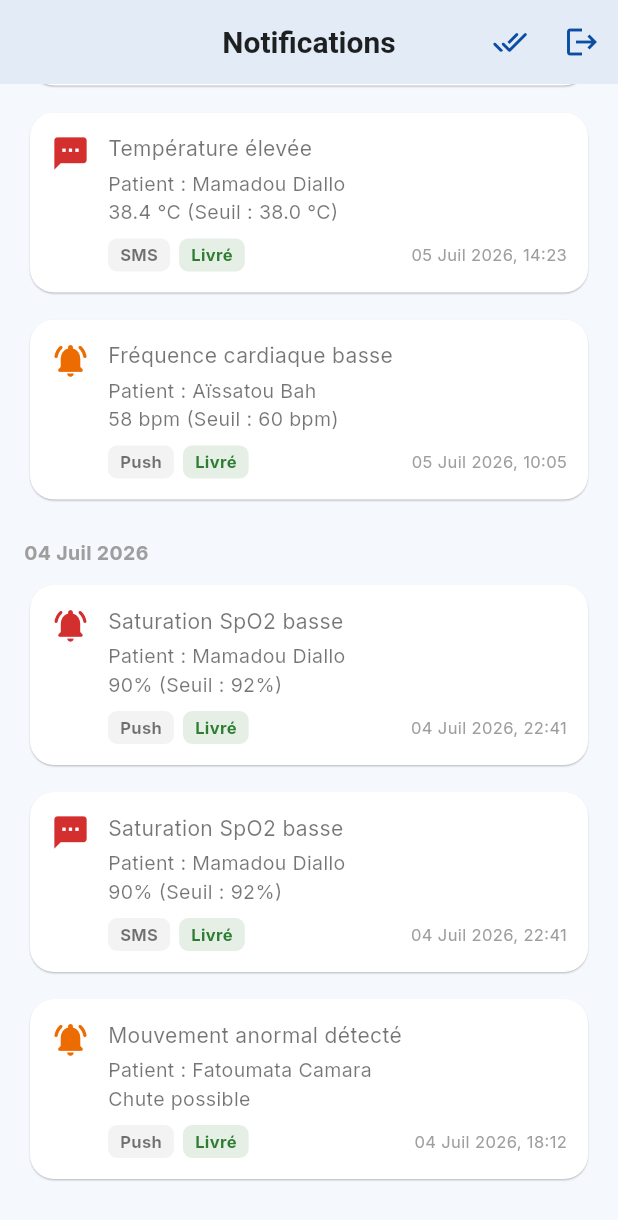
After one commit to MamadouSamba70/wallan_-kip, a Flutter app: the NotificationsScreen screen opened by its route, scrolled down 170 dp, after a tap on the "done all" icon, on a phone screen of 412 x 824 dp. The commit adds this screen. Shown: the top 1220 px of the screen. Run offline on Flutter 3.47's test engine with Material 3 defaults, Android fonts, the phone set to English and light mode, and no system bars; our stand-ins replace flutter_riverpod, go_router, google_fonts.

Commit message:
S3: NotificationsScreen + badge RelativeDashboard (miroir AlertNotificationLog)

```diff
--- /dev/null
+++ b/frontend/devtools_options.yaml
@@ -0,0 +1,3 @@
+description: This file stores settings for Dart & Flutter DevTools.
+documentation: https://docs.flutter.dev/tools/devtools/extensions#configure-extension-enablement-states
+extensions:
--- a/frontend/lib/core/router/app_router.dart
+++ b/frontend/lib/core/router/app_router.dart
@@ -6,8 +6,10 @@ import '../../features/auth/presentation/screens/splash_screen.dart';
 import '../../features/admin/presentation/screens/admin_dashboard.dart';
 import '../../features/patients/presentation/screens/patient_dashboard.dart';
 import '../../features/relatives/presentation/screens/relative_dashboard.dart';
+import '../../features/alerts/presentation/screens/notifications_screen.dart'; // Semaine 3 : Notifications Proche
 import '../../features/alerts/presentation/screens/alert_screen.dart';    // Semaine 2 : remplace alerts_overview_screen.dart
 import '../../features/alerts/presentation/screens/sos_screen.dart';      // Semaine 2 : nouvel écran Urgence SOS
+
 
 /// Configuration centralisée de la navigation de l'application Wallan.
 /// Utilise la bibliothèque go_router pour gérer l'historique et les chemins URL.
@@ -60,6 +62,7 @@ class AppRouter {
 
       // Route pour l'écran Alertes (Semaine 2 : version fonctionnelle avec
       // ListView.builder et données simulées, remplace la maquette de S1)
+
       GoRoute(
         path: '/alerts',                                              // URL affichée dans l'app pour cet écran
         builder: (context, state) => const AlertScreen(),               // Widget construit quand on visite "/alerts"
@@ -70,6 +73,12 @@ class AppRouter {
         path: '/sos',                                                  // URL affichée dans l'app pour cet écran
         builder: (context, state) => const SosScreen(),                  // Widget construit quand on visite "/sos"
       ),
+
+      // Route pour l'écran Notifications de l'espace Proche (Semaine 3)
+      GoRoute(
+        path: '/relative/notifications',
+        builder: (context, state) => const NotificationsScreen(),
+      ),
     ],
   );
 }
--- /dev/null
+++ b/frontend/lib/features/alerts/presentation/screens/notification_log.dart
@@ -0,0 +1,78 @@
+import 'alert_repository.dart'; // Dépôt partagé (AlertItem + AlertRepository)
+
+/// Canal d'envoi d'une notification, en miroir de l'ENUM `channel` de la
+/// table AlertNotificationLog du Plan de Travail (section 3.5) : sms / push.
+enum NotificationChannel { sms, push }
+
+/// Statut de livraison, en miroir de l'ENUM `status` de la même table :
+/// sent / failed / delivered.
+enum NotificationDeliveryStatus { sent, failed, delivered }
+
+/// Représente une ligne simulée de la table AlertNotificationLog, en
+/// attendant les vrais endpoints POST /api/notifications/sms/ et
+/// POST /api/notifications/push/ (prévus Semaine 4, module backend de
+/// Fatima) et le futur GET /api/notifications/ (historique, Semaine 5).
+///
+/// Contrairement à AlertItem (qui représente l'ALERTE elle-même, déjà
+/// géré par AlertRepository), ceci représente l'ENVOI de cette alerte à
+/// un destinataire par un canal donné : une même alerte critique peut
+/// donc produire plusieurs lignes (ex: une notification push ET un SMS).
+class NotificationLogEntry {
+  final AlertItem alert; // L'alerte à l'origine de cette notification (FK alert_id)
+  final NotificationChannel channel; // sms ou push
+  final NotificationDeliveryStatus status; // sent / failed / delivered
+  final String sentAt; // Date d'envoi (recipient_user_id omis : un seul proche simulé pour l'instant)
+
+  const NotificationLogEntry({
+    required this.alert,
+    required this.channel,
+    required this.status,
+    required this.sentAt,
+  });
+
+  /// Clé unique simulée (en attendant un vrai id renvoyé par l'API), utilisée
+  /// par NotificationsController pour suivre l'état lu/non lu par entrée.
+  String get key => '${alert.date}__${alert.title}__${alert.patient}__${channel.name}';
+}
+
+/// Dérive la liste simulée des notifications envoyées à partir des alertes
+/// du dépôt partagé AlertRepository.
+///
+/// Règle de simulation (en attendant la vraie logique backend Semaine 4) :
+/// - Chaque alerte génère toujours une notification push.
+/// - Une alerte CRITIQUE génère en plus une notification SMS (canal de
+///   secours pour les urgences, cohérent avec le principe du bracelet
+///   Wallan : alerter même sans connexion internet via SMS).
+/// - Le statut est simulé de façon déterministe (pas aléatoire) pour que
+///   la démo du vendredi reste reproductible : push = toujours "delivered",
+///   sms = "delivered" sur les alertes d'indice pair, "failed" sur les
+///   alertes d'indice impair (afin d'illustrer les 3 statuts possibles).
+class NotificationLog {
+  NotificationLog._(); // Constructeur privé : classe utilitaire, non instanciable
+
+  static List<NotificationLogEntry> deriveFrom(List<AlertItem> alerts) {
+    final entries = <NotificationLogEntry>[];
+    for (var i = 0; i < alerts.length; i++) {
+      final alert = alerts[i];
+
+      // Notification push : toujours envoyée, toujours "delivered" (simulation).
+      entries.add(NotificationLogEntry(
+        alert: alert,
+        channel: NotificationChannel.push,
+        status: NotificationDeliveryStatus.delivered,
+        sentAt: alert.date,
+      ));
+
+      // Notification SMS : uniquement pour les alertes critiques.
+      if (alert.isCritical) {
+        entries.add(NotificationLogEntry(
+          alert: alert,
+          channel: NotificationChannel.sms,
+          status: i.isEven ? NotificationDeliveryStatus.delivered : NotificationDeliveryStatus.failed,
+          sentAt: alert.date,
+        ));
+      }
+    }
+    return entries;
+  }
+}
--- /dev/null
+++ b/frontend/lib/features/alerts/presentation/screens/notifications_controller.dart
@@ -0,0 +1,69 @@
+import 'package:flutter/foundation.dart';                                // Fournit ValueNotifier (état observable léger)
+import '../../../alerts/presentation/screens/alert_repository.dart';     // Dépôt partagé (AlertItem + AlertRepository)
+import 'notification_log.dart';                                          // Dérive les entrées AlertNotificationLog simulées
+
+/// Suivi de l'état "lu / non lu" des notifications côté Espace Proche.
+///
+/// Pourquoi ce fichier existe : `AlertRepository` reste la SEULE source de
+/// vérité pour le contenu des alertes (titre, patient, valeur, date...),
+/// et `NotificationLog` dérive de façon PURE la liste des notifications
+/// envoyées (canal + statut de livraison), en miroir de la table
+/// AlertNotificationLog du Plan de Travail. Ce contrôleur ajoute juste,
+/// par-dessus ces deux sources, une couche "lu/non lu" propre à l'espace
+/// Proche (concept d'affichage local, absent du schéma backend).
+///
+/// Comment ça marche : chaque NotificationLogEntry a une clé unique
+/// (date + titre + patient + canal). `unreadCount` est un ValueNotifier
+/// écouté par le badge de la cloche sur RelativeDashboard ET par
+/// NotificationsScreen ; il se met à jour automatiquement dès qu'une
+/// notification est marquée comme lue, ou qu'une nouvelle alerte arrive
+/// dans AlertRepository (ex: un SOS déclenché, qui produit une nouvelle
+/// notification push + sms).
+///
+/// ⚠️ Solution temporaire pour la phase de maquette (état gardé en mémoire,
+/// perdu à la fermeture de l'app), comme AlertRepository.
+class NotificationsController {
+  NotificationsController._(); // Constructeur privé : empêche d'instancier la classe
+
+  // Ensemble des clés de notifications déjà marquées comme lues.
+  static final Set<String> _readKeys = <String>{};
+
+  // Compteur réactif du nombre de notifications non lues.
+  static final ValueNotifier<int> unreadCount = ValueNotifier<int>(0);
+
+  static bool _listenerAttached = false;
+
+  /// Branche le contrôleur sur AlertRepository.alerts si ce n'est pas déjà
+  /// fait. Idempotent : peut être appelé sans risque depuis plusieurs écrans
+  /// (RelativeDashboard, NotificationsScreen) au moment de leur build().
+  static void ensureInitialized() {
+    if (_listenerAttached) return; // Évite d'attacher le listener deux fois
+    _listenerAttached = true;
+    AlertRepository.alerts.addListener(_recompute); // Recalcule à chaque nouvelle alerte (ex: SOS)
+    _recompute(); // Calcule le compteur initial dès le premier accès
+  }
+
+  /// Indique si une notification donnée a déjà été lue par le proche.
+  static bool isRead(NotificationLogEntry entry) => _readKeys.contains(entry.key);
+
+  /// Marque une notification comme lue (ex: au tap sur une carte).
+  static void markRead(NotificationLogEntry entry) {
+    _readKeys.add(entry.key);
+    _recompute();
+  }
+
+  /// Marque toutes les notifications actuellement dérivées comme lues
+  /// (bouton "Tout marquer comme lu").
+  static void markAllRead() {
+    for (final entry in NotificationLog.deriveFrom(AlertRepository.alerts.value)) {
+      _readKeys.add(entry.key);
+    }
+    _recompute();
+  }
+
+  /// Recalcule le nombre de notifications non lues à partir de l'état actuel.
+  static void _recompute() {
+    final entries = NotificationLog.deriveFrom(AlertRepository.alerts.value);
+    unreadCount.value = entries.where((e) => !isRead(e)).length;
+  }
+}
--- /dev/null
+++ b/frontend/lib/features/alerts/presentation/screens/notifications_screen.dart
@@ -0,0 +1,203 @@
+import 'package:flutter/material.dart';                                // Widgets Material de base
+import 'package:go_router/go_router.dart';                              // Navigation entre écrans
+import '../../../alerts/presentation/screens/alert_repository.dart';    // Dépôt partagé (AlertItem + AlertRepository)
+import '../../../../core/theme/app_theme.dart';                         // Palette de couleurs officielle Wallan
+import 'notification_log.dart';                                         // Modèle NotificationLogEntry (miroir AlertNotificationLog)
+import 'notifications_controller.dart';
+
+/// Écran Notifications — Espace Proche (Semaine 3).
+///
+/// Représente la table AlertNotificationLog du Plan de Travail (section
+/// 3.5) : chaque ligne est l'envoi d'UNE alerte à UN destinataire par UN
+/// canal (sms ou push), avec un statut de livraison (sent/failed/delivered).
+/// Les entrées sont dérivées de AlertRepository (voir NotificationLog),
+/// donc toute nouvelle alerte (ex: un SOS déclenché depuis SosScreen)
+/// produit automatiquement de nouvelles notifications ici.
+///
+/// Pas encore connecté à GET /api/notifications/ (prévu Semaine 5, une
+/// fois que Fatima aura implémenté l'envoi SMS/push réel en Semaine 4).
+class NotificationsScreen extends StatefulWidget {
+  const NotificationsScreen({super.key});
+
+  @override
+  State<NotificationsScreen> createState() => _NotificationsScreenState();
+}
+
+class _NotificationsScreenState extends State<NotificationsScreen> {
+  @override
+  void initState() {
+    super.initState();
+    NotificationsController.ensureInitialized(); // Sécurise le branchement du contrôleur
+  }
+
+  @override
+  Widget build(BuildContext context) {
+    return Scaffold(
+      appBar: AppBar(
+        title: const Text('Notifications'),
+        actions: [
+          // Marque toutes les notifications visibles comme lues d'un coup
+          IconButton(
+            icon: const Icon(Icons.done_all_rounded),
+            tooltip: 'Tout marquer comme lu',
+            onPressed: () => setState(() => NotificationsController.markAllRead()),
+          ),
+          IconButton(
+            icon: const Icon(Icons.logout),
+            onPressed: () => context.go('/'),
+          ),
+        ],
+      ),
+      body: SafeArea(
+        child: ValueListenableBuilder<List<AlertItem>>(              // Écoute le dépôt partagé
+          valueListenable: AlertRepository.alerts,
+          builder: (context, alertList, _) {
+            // Dérive les notifications (canal + statut) à partir des alertes actuelles.
+            final entries = NotificationLog.deriveFrom(alertList);
+
+            if (entries.isEmpty) {
+              return const Center(
+                child: Text('Aucune notification pour le moment', style: TextStyle(color: Colors.grey)),
+              );
+            }
+
+            // Regroupe par date (ex: "05 Juil 2026"), en gardant l'ordre déjà
+            // trié du plus récent au plus ancien fourni par AlertRepository.
+            final Map<String, List<NotificationLogEntry>> groups = {};
+            for (final entry in entries) {
+              final day = entry.sentAt.split(',').first.trim(); // "05 Juil 2026, 14:23" -> "05 Juil 2026"
+              groups.putIfAbsent(day, () => []).add(entry);
+            }
+
+            return ListView(
+              padding: const EdgeInsets.all(16.0),
+              children: [
+                for (final group in groups.entries) ...[
+                  Padding(
+                    padding: const EdgeInsets.only(bottom: 8, top: 4),
+                    child: Text(
+                      group.key,
+                      style: const TextStyle(fontWeight: FontWeight.bold, color: Colors.grey, fontSize: 13),
+                    ),
+                  ),
+                  for (final entry in group.value)
+                    Padding(
+                      padding: const EdgeInsets.only(bottom: 10),
+                      child: _buildNotificationCard(context, entry),
+                    ),
+                  const SizedBox(height: 8),
+                ],
+              ],
+            );
+          },
+        ),
+      ),
+    );
+  }
+
+  /// Construit une carte de notification : icône du canal (SMS/push),
+  /// contenu de l'alerte source, badge de statut de livraison, et mise en
+  /// forme différente selon que la notification a déjà été lue ou non.
+  Widget _buildNotificationCard(BuildContext context, NotificationLogEntry entry) {
+    final bool unread = !NotificationsController.isRead(entry);
+    final alert = entry.alert;
+
+    // --- Icône du canal d'envoi ---
+    final IconData channelIcon =
+        entry.channel == NotificationChannel.sms ? Icons.sms_rounded : Icons.notifications_active_rounded;
+    final String channelLabel = entry.channel == NotificationChannel.sms ? 'SMS' : 'Push';
+
+    // --- Couleur et libellé selon le statut de livraison ---
+    // Expression switch (Dart 3) : exhaustivité vérifiée à la compilation.
+    final (Color statusColor, String statusLabel) = switch (entry.status) {
+      NotificationDeliveryStatus.delivered => (AppTheme.successGreen, 'Livré'),
+      NotificationDeliveryStatus.sent => (AppTheme.infoBlue, 'Envoyé'),
+      NotificationDeliveryStatus.failed => (AppTheme.errorRed, 'Échec'),
+    };
+
+    return Card(
+      color: unread ? AppTheme.primaryLight : null, // Léger fond bleu pour les non-lues, sinon couleur par défaut
+      child: InkWell(
+        borderRadius: BorderRadius.circular(16),
+        onTap: () => setState(() => NotificationsController.markRead(entry)), // Marque comme lue au tap
+        child: Padding(
+          padding: const EdgeInsets.all(14.0),
+          child: Row(
+            crossAxisAlignment: CrossAxisAlignment.start,
+            children: [
+              // Icône du canal (SMS ou push), colorée selon la sévérité de l'alerte source
+              Icon(channelIcon, color: alert.isCritical ? AppTheme.errorRed : AppTheme.warningOrange, size: 26),
+              const SizedBox(width: 12),
+              Expanded(
+                child: Column(
+                  crossAxisAlignment: CrossAxisAlignment.start,
+                  children: [
+                    Row(
+                      children: [
+                        Expanded(
+                          child: Text(
+                            alert.title,
+                            style: TextStyle(
+                              fontWeight: unread ? FontWeight.bold : FontWeight.normal, // Gras si non lue
+                            ),
+                          ),
+                        ),
+                        // Petit point bleu tant que la notification n'a pas été lue
+                        if (unread)
+                          Container(
+                            width: 8,
+                            height: 8,
+                            margin: const EdgeInsets.only(left: 6),
+                            decoration: const BoxDecoration(
+                              color: AppTheme.secondaryBlue,
+                              shape: BoxShape.circle,
+                            ),
+                          ),
+                      ],
+                    ),
+                    const SizedBox(height: 4),
+                    Text('Patient : ${alert.patient}', style: const TextStyle(fontSize: 13)),
+                    Text(alert.value, style: const TextStyle(fontSize: 13)),
+                    const SizedBox(height: 8),
+                    // --- Ligne canal + statut de livraison + date (le cœur d'AlertNotificationLog) ---
+                    Row(
+                      children: [
+                        // Badge du canal (SMS / Push)
+                        Container(
+                          padding: const EdgeInsets.symmetric(horizontal: 8, vertical: 3),
+                          decoration: BoxDecoration(
+                            color: Colors.grey.withValues(alpha: 0.12),
+                            borderRadius: BorderRadius.circular(6),
+                          ),
+                          child: Text(
+                            channelLabel,
+                            style: const TextStyle(fontSize: 11, fontWeight: FontWeight.bold, color: Colors.black54),
+                          ),
+                        ),
+                        const SizedBox(width: 6),
+                        // Badge du statut de livraison
+                        Container(
+                          padding: const EdgeInsets.symmetric(horizontal: 8, vertical: 3),
+                          decoration: BoxDecoration(
+                            color: statusColor.withValues(alpha: 0.12),
+                            borderRadius: BorderRadius.circular(6),
+                          ),
+                          child: Text(
+                            statusLabel,
+                            style: TextStyle(fontSize: 11, fontWeight: FontWeight.bold, color: statusColor),
+                          ),
+                        ),
+                        const Spacer(),
+                        Text(entry.sentAt, style: const TextStyle(fontSize: 11, color: Colors.grey)),
+                      ],
+                    ),
+                  ],
+                ),
+              ),
+            ],
+          ),
+        ),
+      ),
+    );
+  }
+}
--- a/frontend/lib/features/relatives/presentation/screens/relative_dashboard.dart
+++ b/frontend/lib/features/relatives/presentation/screens/relative_dashboard.dart
@@ -1,6 +1,7 @@
 import 'package:flutter/material.dart';
 import 'package:go_router/go_router.dart';
 import '../../../alerts/presentation/screens/alert_repository.dart'; // Dépôt partagé (AlertItem + AlertRepository)
+import '../../../alerts/presentation/screens/notifications_controller.dart'; // Semaine 3 : état lu/non lu des notifications Proche
 
 /// Espace Proche / Famille.
 /// Permet à un proche de surveiller à distance les constantes de son parent patient,
@@ -12,11 +13,28 @@ class RelativeDashboard extends StatelessWidget {
   Widget build(BuildContext context) {
     final theme = Theme.of(context);
     final isDark = theme.brightness == Brightness.dark;
+    NotificationsController.ensureInitialized(); // Sécurise le branchement du contrôleur (idempotent)
 
     return Scaffold(
       appBar: AppBar(
         title: const Text('Espace Proche Wallan'),
         actions: [
+          // Cloche de notifications avec badge du nombre de non-lues
+          // (Semaine 3 : ouvre NotificationsScreen sur "/relative/notifications")
+          ValueListenableBuilder<int>(
+            valueListenable: NotificationsController.unreadCount,
+            builder: (context, unread, _) {
+              return IconButton(
+                icon: Badge(
+                  label: Text('$unread'),
+                  isLabelVisible: unread > 0, // Cache le badge s'il n'y a rien à lire
+                  child: const Icon(Icons.notifications_rounded),
+                ),
+                tooltip: 'Notifications',
+                onPressed: () => context.push('/relative/notifications'),
+              );
+            },
+          ),
           // Déconnexion
           IconButton(
             icon: const Icon(Icons.logout),
```
